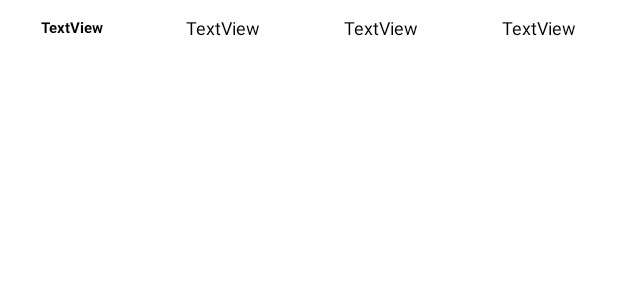
After one commit to sdtsk/ExchangeApp, an Android app: the layout list_item_1.xml on its own in the app's theme, with its tools: preview values and no code run, on a phone screen of 412 x 824 dp. The commit adds this screen. Shown: the top 300 px of the screen. Run offline under Robolectric (Android 15) with nearby library versions, the phone set to English and light mode, and no system bars; network calls fail.

Commit message:
add list of valutes

```diff
--- a/app/build.gradle
+++ b/app/build.gradle
@@ -33,6 +33,9 @@ dependencies {
     implementation 'androidx.appcompat:appcompat:1.1.0'
     implementation 'com.google.android.material:material:1.1.0'
     implementation 'androidx.constraintlayout:constraintlayout:1.1.3'
+    implementation 'com.android.volley:volley:1.2.0'
+    implementation 'org.jsoup:jsoup:1.13.1'
+
     testImplementation 'junit:junit:4.+'
     androidTestImplementation 'androidx.test.ext:junit:1.1.1'
     androidTestImplementation 'androidx.test.espresso:espresso-core:3.2.0'
--- a/app/src/main/AndroidManifest.xml
+++ b/app/src/main/AndroidManifest.xml
@@ -1,6 +1,8 @@
 <?xml version="1.0" encoding="utf-8"?>
 <manifest xmlns:android="http://schemas.android.com/apk/res/android"
     package="dss.exchangeapp">
+
+    <uses-permission android:name="android.permission.INTERNET" />
 
     <application
         android:allowBackup="true"
--- /dev/null
+++ b/app/src/main/res/layout/list_item_1.xml
@@ -0,0 +1,50 @@
+<?xml version="1.0" encoding="utf-8"?>
+<LinearLayout xmlns:android="http://schemas.android.com/apk/res/android"
+    android:layout_width="match_parent"
+    android:layout_height="wrap_content"
+    android:gravity="center"
+    android:orientation="horizontal"
+    android:paddingTop="10dp"
+    android:paddingBottom="10dp">
+
+    <TextView
+        android:id="@+id/tvData1"
+        android:layout_width="wrap_content"
+        android:layout_height="wrap_content"
+        android:layout_weight="1"
+        android:gravity="center"
+        android:text="TextView"
+        android:textColor="@android:color/background_dark"
+        android:textSize="10sp"
+        android:textStyle="bold" />
+
+    <TextView
+        android:id="@+id/tvData2"
+        android:layout_width="wrap_content"
+        android:layout_height="wrap_content"
+        android:layout_weight="1"
+        android:gravity="center"
+        android:text="TextView"
+        android:textColor="@color/black"
+        android:textSize="12sp" />
+
+    <TextView
+        android:id="@+id/tvData3"
+        android:layout_width="wrap_content"
+        android:layout_height="wrap_content"
+        android:layout_weight="1"
+        android:gravity="center"
+        android:text="TextView"
+        android:textColor="@color/black"
+        android:textSize="12sp" />
+
+    <TextView
+        android:id="@+id/tvData4"
+        android:layout_width="wrap_content"
+        android:layout_height="wrap_content"
+        android:layout_weight="1"
+        android:gravity="center"
+        android:text="TextView"
+        android:textColor="@android:color/black"
+        android:textSize="12sp" />
+</LinearLayout>
```
Also changed, not shown: app/src/main/java/dss/exchangeapp/CustomArrayAdapter.java (added, +62 -0 lines), app/src/main/java/dss/exchangeapp/ListItemClass.java (added, +40 -0 lines), app/src/main/java/dss/exchangeapp/MainActivity.java (+117 -1 lines), app/src/main/res/layout/activity_main.xml (+18 -2 lines).
